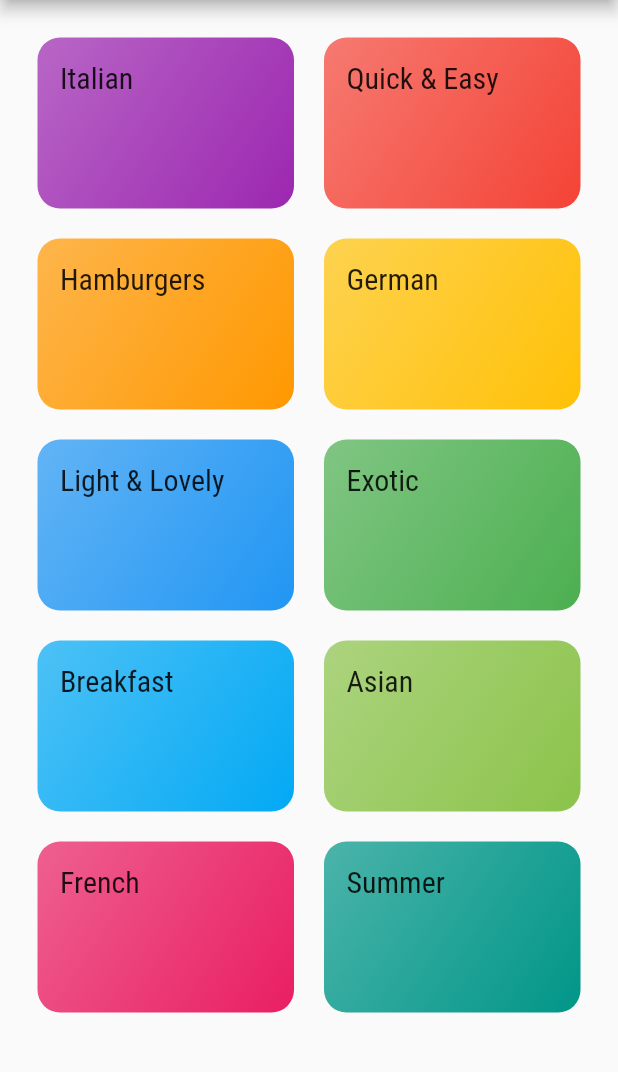
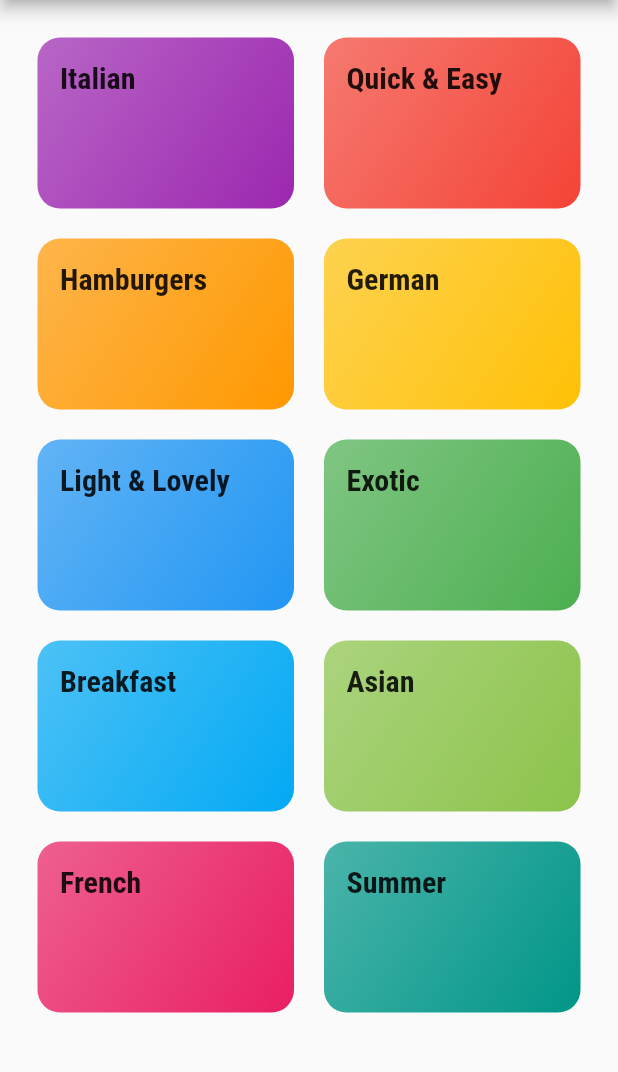
Before and after one commit to ahmed3ssem/deli_meals, a Flutter app: the screen it shows after launch, on a phone screen of 412 x 824 dp, the part 84-1156 px from its top. Run offline on Flutter 3.47's test engine with Material 2 defaults, Android fonts, the phone set to English and light mode, and no system bars.

Commit message:
Navigating to a New Page

```diff
--- a/lib/category_item.dart
+++ b/lib/category_item.dart
@@ -1,3 +1,4 @@
+import 'package:deli_meals/category_meals_screen.dart';
 import 'package:flutter/material.dart';
 
 class CategoryItem extends StatelessWidget {
@@ -6,9 +7,20 @@ class CategoryItem extends StatelessWidget {
 
   CategoryItem(this.title, this.color);
 
+  void selectCategory(BuildContext context)
+  {
+    Navigator.of(context).push(MaterialPageRoute(builder: (_){
+      return CategoryMealsScreen();
+    }));
+  }
+
   @override
   Widget build(BuildContext context) {
-    return Container(
+    return InkWell(
+      onTap:()=> selectCategory(context),
+      splashColor: Theme.of(context).primaryColor,
+      borderRadius: BorderRadius.circular(15),
+      child: Container(
         padding: const EdgeInsets.all(15),
         child: Text(title,style: Theme.of(context).textTheme.title,),
         decoration: BoxDecoration(
@@ -22,6 +34,7 @@ class CategoryItem extends StatelessWidget {
           ),
           borderRadius: BorderRadius.circular(15),
         ),
+      ),
     );
   }
 }
--- a/lib/main.dart
+++ b/lib/main.dart
@@ -9,6 +9,7 @@ class MyApp extends StatelessWidget {
   Widget build(BuildContext context) {
     return MaterialApp(
       title: 'DeliMeals',
+      debugShowCheckedModeBanner: false,
       theme: ThemeData(
         primarySwatch: Colors.pink,
         accentColor: Colors.amber,
@@ -16,7 +17,7 @@ class MyApp extends StatelessWidget {
         textTheme: ThemeData.light().textTheme.copyWith(
           body1: TextStyle(color: Color.fromRGBO(20, 51, 51, 1)),
           body2: TextStyle(color: Color.fromRGBO(20, 51, 51, 1)),
-          title: TextStyle(fontSize: 20,fontFamily: 'RobotoCondensed')
+          title: TextStyle(fontSize: 20,fontFamily: 'RobotoCondensed',fontWeight: FontWeight.bold)
         ),
       ),
       home: CategoriesScreen(),
```
Also changed, not shown: lib/category_meals_screen.dart (added, +15 -0 lines). Lines whose indentation alone changed are shown as unchanged.
